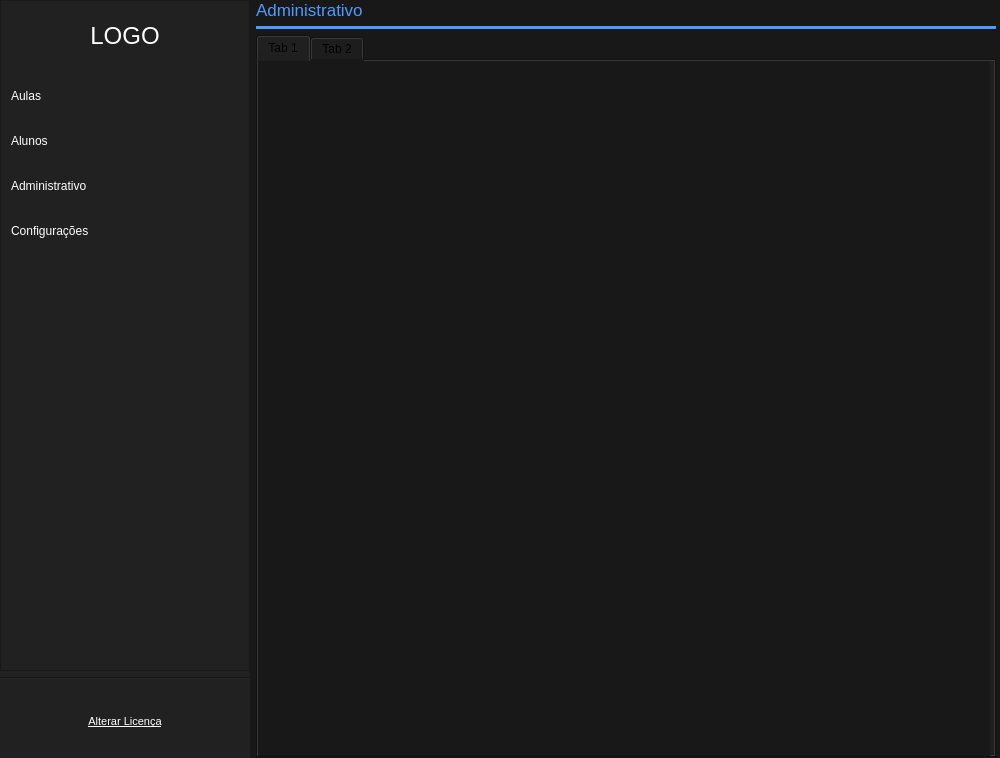
vitorcarnieli/desktop-bjjadmin, file views/ui/raw/main_view.ui: the form before one commit.
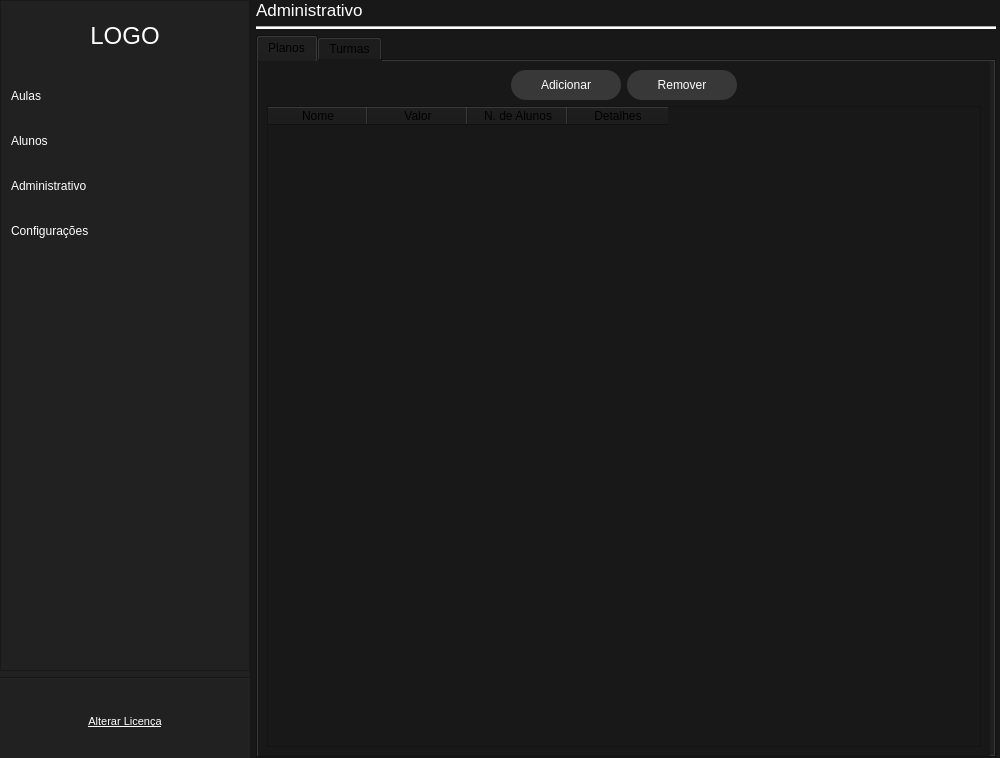
The form after the commit. The open tabs and pages were chosen to show the change. Icons and pictures are not drawn.

Commit message: feat: plan and class view files

Diff of the .ui file:
```diff
--- a/views/ui/raw/main_view.ui
+++ b/views/ui/raw/main_view.ui
@@ -918,7 +918,7 @@
              </font>
             </property>
             <property name="styleSheet">
-             <string notr="true">color: #4F9AFE</string>
+             <string notr="true">color: rgb(255, 255, 255);</string>
             </property>
             <property name="text">
              <string>Administrativo</string>
@@ -928,8 +928,7 @@
           <item>
            <widget class="Line" name="line_page_administrative">
             <property name="styleSheet">
-             <string notr="true"> border: none;
-                            background: #4F9AFE;</string>
+             <string notr="true">background-color: rgb(255, 255, 255);</string>
             </property>
             <property name="orientation">
              <enum>Qt::Orientation::Horizontal</enum>
@@ -940,14 +939,147 @@
         </item>
         <item>
          <widget class="QTabWidget" name="tabWidget_2">
-          <widget class="QWidget" name="tab">
+          <property name="currentIndex">
+           <number>0</number>
+          </property>
+          <widget class="QWidget" name="tab_plan">
            <attribute name="title">
-            <string>Tab 1</string>
+            <string>Planos</string>
            </attribute>
+           <layout class="QVBoxLayout" name="verticalLayout_18">
+            <item>
+             <layout class="QVBoxLayout" name="verticalLayout_15">
+              <item>
+               <layout class="QHBoxLayout" name="horizontalLayout_3">
+                <item>
+                 <spacer name="horizontalSpacer_3">
+                  <property name="orientation">
+                   <enum>Qt::Orientation::Horizontal</enum>
+                  </property>
+                  <property name="sizeHint" stdset="0">
+                   <size>
+                    <width>40</width>
+                    <height>20</height>
+                   </size>
+                  </property>
+                 </spacer>
+                </item>
+                <item>
+                 <widget class="QPushButton" name="pushButton">
+                  <property name="minimumSize">
+                   <size>
+                    <width>110</width>
+                    <height>30</height>
+                   </size>
+                  </property>
+                  <property name="maximumSize">
+                   <size>
+                    <width>250</width>
+                    <height>30</height>
+                   </size>
+                  </property>
+                  <property name="styleSheet">
+                   <string notr="true">QPushButton {
+                            background: #383838;
+                            color: white;
+                            border-radius: 15px;
+                            }
+
+                            QPushButton:hover {
+                            background-color: #303030;
+                            color: white;
+                            }
+
+                            QPushButton:disabled{
+                            background-color: rgb(222, 222, 222);
+                            }</string>
+                  </property>
+                  <property name="text">
+                   <string>Adicionar</string>
+                  </property>
+                 </widget>
+                </item>
+                <item>
+                 <widget class="QPushButton" name="pushButton_2">
+                  <property name="minimumSize">
+                   <size>
+                    <width>110</width>
+                    <height>30</height>
+                   </size>
+                  </property>
+                  <property name="maximumSize">
+                   <size>
+                    <width>250</width>
+                    <height>30</height>
+                   </size>
+                  </property>
+                  <property name="styleSheet">
+                   <string notr="true">QPushButton {
+                            background: #383838;
+                            color: white;
+                            border-radius: 15px;
+                            }
+
+                            QPushButton:hover {
+                            background-color: #303030;
+                            color: white;
+                            }
+
+                            QPushButton:disabled{
+                            background-color: rgb(222, 222, 222);
+                            }</string>
+                  </property>
+                  <property name="text">
+                   <string>Remover</string>
+                  </property>
+                 </widget>
+                </item>
+                <item>
+                 <spacer name="horizontalSpacer_4">
+                  <property name="orientation">
+                   <enum>Qt::Orientation::Horizontal</enum>
+                  </property>
+                  <property name="sizeHint" stdset="0">
+                   <size>
+                    <width>40</width>
+                    <height>20</height>
+                   </size>
+                  </property>
+                 </spacer>
+                </item>
+               </layout>
+              </item>
+              <item>
+               <widget class="QTableWidget" name="tableWidget">
+                <column>
+                 <property name="text">
+                  <string>Nome</string>
+                 </property>
+                </column>
+                <column>
+                 <property name="text">
+                  <string>Valor</string>
+                 </property>
+                </column>
+                <column>
+                 <property name="text">
+                  <string>N. de Alunos</string>
+                 </property>
+                </column>
+                <column>
+                 <property name="text">
+                  <string>Detalhes</string>
+                 </property>
+                </column>
+               </widget>
+              </item>
+             </layout>
+            </item>
+           </layout>
           </widget>
           <widget class="QWidget" name="tab_2">
            <attribute name="title">
-            <string>Tab 2</string>
+            <string>Turmas</string>
            </attribute>
           </widget>
          </widget>
```
Left out of the diff: 131 changed lines with no effect on the pictures. The commit also changes 5 other files.
